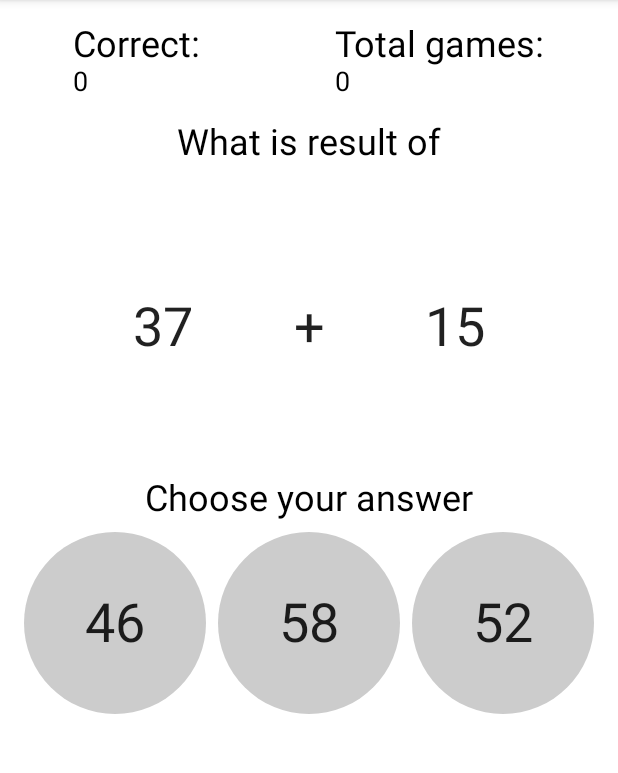
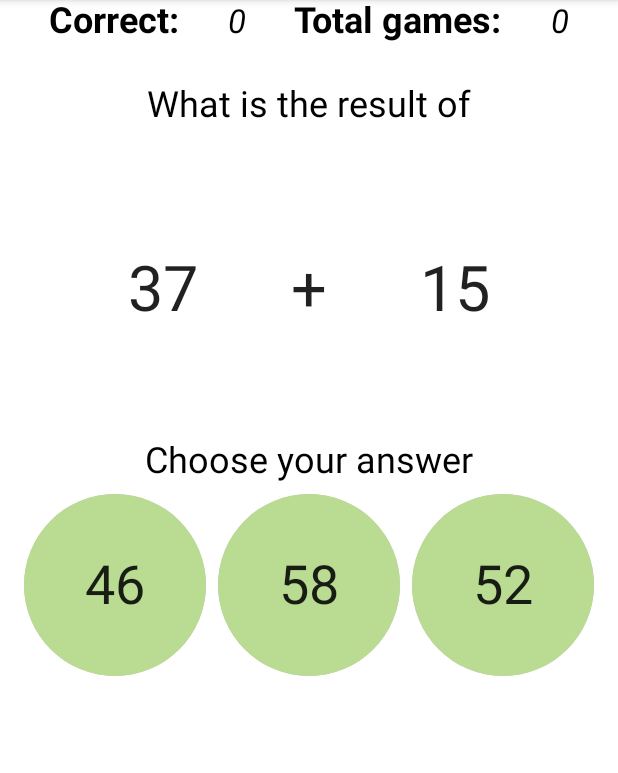
Before and after one commit to przychodzkik/math4kids, an Android app built with Jetpack Compose: the screen it shows after launch (MainActivity), after a tap on "Addition", on a phone screen of 412 x 824 dp, the part 84-857 px from its top. Run offline under Robolectric (Android 15) with nearby library versions, the light colour scheme and no system bars.

Commit message:
some changes

```diff
--- a/app/src/main/java/pl/przychodzki/krzysztof/math4kids/data/DataSource.kt
+++ b/app/src/main/java/pl/przychodzki/krzysztof/math4kids/data/DataSource.kt
@@ -6,6 +6,7 @@ object DataSource {
     val quantityOptions = listOf(
         Pair(R.string.addition, OperationRange.Add),
         Pair(R.string.subtraction, OperationRange.Subtract),
-        Pair(R.string.multiplication, OperationRange.Multiply)
+        Pair(R.string.multiplication, OperationRange.Multiply),
+//        Pair(R.string.division, OperationRange.Divide)
     )
 }
--- a/app/src/main/java/pl/przychodzki/krzysztof/math4kids/data/GameUiState.kt
+++ b/app/src/main/java/pl/przychodzki/krzysztof/math4kids/data/GameUiState.kt
@@ -28,7 +28,7 @@ class Operation(private val operationRange: OperationRange) {
         b = operationRange.range.random()
 
         return when (operationRange) {
-            Subtract -> {
+            Subtract, Divide -> {
                 if (a < b) {
                     val c = a
                     a = b
--- a/app/src/main/java/pl/przychodzki/krzysztof/math4kids/ui/screens/PlayScreen.kt
+++ b/app/src/main/java/pl/przychodzki/krzysztof/math4kids/ui/screens/PlayScreen.kt
@@ -10,6 +10,7 @@ import androidx.compose.foundation.layout.Row
 import androidx.compose.foundation.layout.Spacer
 import androidx.compose.foundation.layout.aspectRatio
 import androidx.compose.foundation.layout.fillMaxWidth
+import androidx.compose.foundation.layout.height
 import androidx.compose.foundation.layout.padding
 import androidx.compose.foundation.layout.width
 import androidx.compose.foundation.shape.CircleShape
@@ -22,6 +23,8 @@ import androidx.compose.ui.graphics.Color
 import androidx.compose.ui.graphics.RectangleShape
 import androidx.compose.ui.platform.LocalContext
 import androidx.compose.ui.res.stringResource
+import androidx.compose.ui.text.font.FontStyle
+import androidx.compose.ui.text.font.FontWeight
 import androidx.compose.ui.text.style.TextAlign
 import androidx.compose.ui.tooling.preview.Preview
 import androidx.compose.ui.unit.dp
@@ -30,6 +33,7 @@ import pl.przychodzki.krzysztof.math4kids.R
 import pl.przychodzki.krzysztof.math4kids.data.GameAction
 import pl.przychodzki.krzysztof.math4kids.data.GameState
 import pl.przychodzki.krzysztof.math4kids.ui.GameViewModel
+import pl.przychodzki.krzysztof.math4kids.ui.theme.Green80
 
 @Composable
 fun PlayScreen(
@@ -37,7 +41,17 @@ fun PlayScreen(
     viewModel: GameViewModel,
     modifier: Modifier = Modifier
 ) {
-    Box(modifier = Modifier.fillMaxWidth()) {
+    Box(
+        modifier = Modifier.fillMaxWidth(),
+        contentAlignment = Alignment.Center
+    ) {
+        Row(
+            modifier = modifier
+                .fillMaxWidth()
+                .align(Alignment.TopCenter)
+        ) {
+            Scores(state = state)
+        }
         Column(
             modifier = modifier
                 .padding(16.dp)
@@ -45,7 +59,8 @@ fun PlayScreen(
             horizontalAlignment = Alignment.CenterHorizontally,
             verticalArrangement = Arrangement.spacedBy(8.dp)
         ) {
-            Scores(state = state)
+
+            Spacer(modifier = Modifier.height(24.dp))
             Question(Pair(state.a, state.b), state.opSymbol)
             Possibilities(state = state, onAction = viewModel::onAction)
             Info(state)
@@ -65,35 +80,36 @@ fun PlayScreenPreview() {
 fun Scores(state: GameState, modifier: Modifier = Modifier) {
     Row(
         modifier = Modifier.fillMaxWidth(),
+        verticalAlignment = Alignment.CenterVertically,
         horizontalArrangement = Arrangement.SpaceEvenly
     ) {
-        Column {
         Text(
             text = stringResource(R.string.correct),
             fontSize = 24.sp,
+            fontWeight = FontWeight.Bold,
             color = Color.Black
         )
         Text(
             text = state.correct.toString(),
-                fontSize = 18.sp,
+            fontSize = 22.sp,
             color = Color.Black,
+            fontStyle = FontStyle.Italic,
             textAlign = TextAlign.Right
         )
-        }
-        Spacer(modifier = Modifier.width(24.dp))
-        Column {
+//        Spacer(modifier = Modifier.width(24.dp))
         Text(
             text = stringResource(R.string.games_count),
             fontSize = 24.sp,
+            fontWeight = FontWeight.Bold,
             color = Color.Black
         )
         Text(
             text = state.games.toString(),
-                fontSize = 18.sp,
+            fontSize = 22.sp,
+            fontStyle = FontStyle.Italic,
             color = Color.Black,
             textAlign = TextAlign.Right
         )
-        }
     }
 }
 
@@ -135,7 +151,6 @@ fun Question(values: Pair<Int, Int>, symbol: String, modifier: Modifier = Modifi
 @Composable
 fun Possibilities(state: GameState, modifier: Modifier = Modifier, onAction: (GameAction) -> Unit) {
     val things = state.posAns
-    val shouldAnswer = state.ans
     Text(
         text = stringResource(R.string.Choose_your_answer),
         fontSize = 24.sp,
@@ -192,6 +207,7 @@ fun GuessButton(
             .clip(CircleShape)
             .clickable { onClick() }
             .then(modifier)
+            .background(color = Green80)
     ) {
         Text(
             text = value.toString(),
@@ -213,7 +229,7 @@ fun QuestionButton(
     ) {
         Text(
             text = value,
-            fontSize = 36.sp
+            fontSize = 42.sp
         )
     }
 }
--- a/app/src/main/java/pl/przychodzki/krzysztof/math4kids/ui/theme/Color.kt
+++ b/app/src/main/java/pl/przychodzki/krzysztof/math4kids/ui/theme/Color.kt
@@ -1,7 +1,7 @@
 package pl.przychodzki.krzysztof.math4kids.ui.theme
 
 import androidx.compose.ui.graphics.Color
-
+val Green80 = Color(0xFFB9DB92)
 val Pink400 = Color(0xFFEC407A)
 val Pink600 = Color(0xFFD81B60)
 val Pink950 = Color(0xFFB31650)
--- a/app/src/main/res/values/strings.xml
+++ b/app/src/main/res/values/strings.xml
@@ -4,7 +4,8 @@
     <string name="addition">Addition</string>
     <string name="subtraction">Subtraction</string>
     <string name="multiplication">Multiplication</string>
-    <string name="what_is_result">What is result of</string>
+    <string name="division">Division</string>
+    <string name="what_is_result">What is the result of</string>
     <string name="Choose_your_answer">Choose your answer</string>
     <string name="Brawo">Very good</string>
     <string name="TryAgain">Try again</string>
```
Also changed, not shown: 1 other file. Lines whose indentation alone changed are shown as unchanged.
